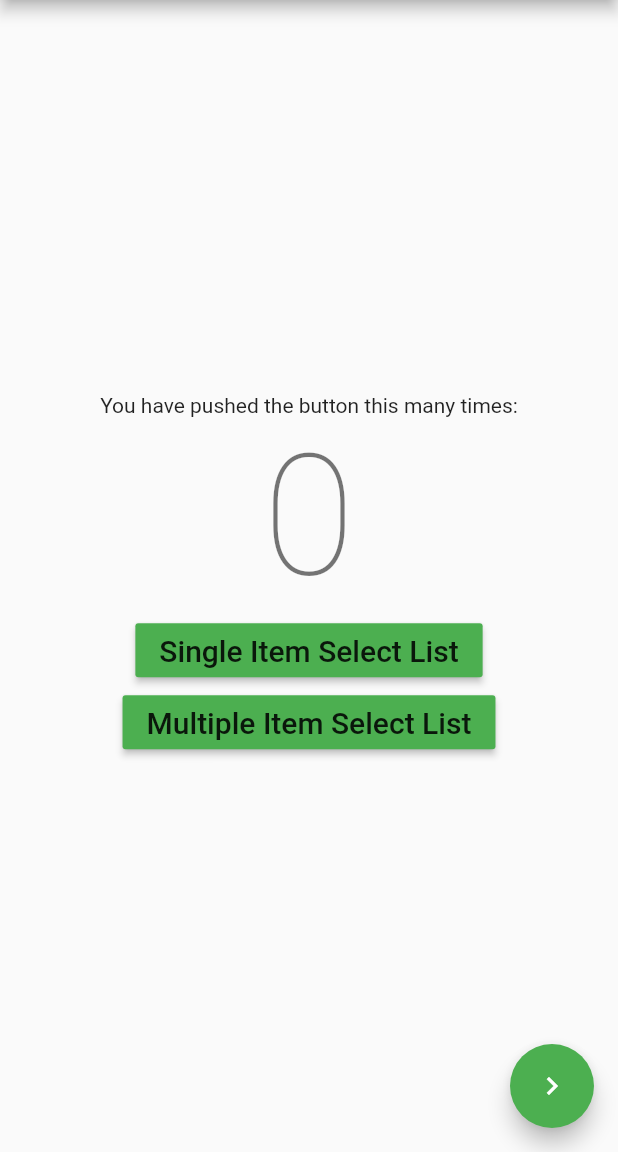
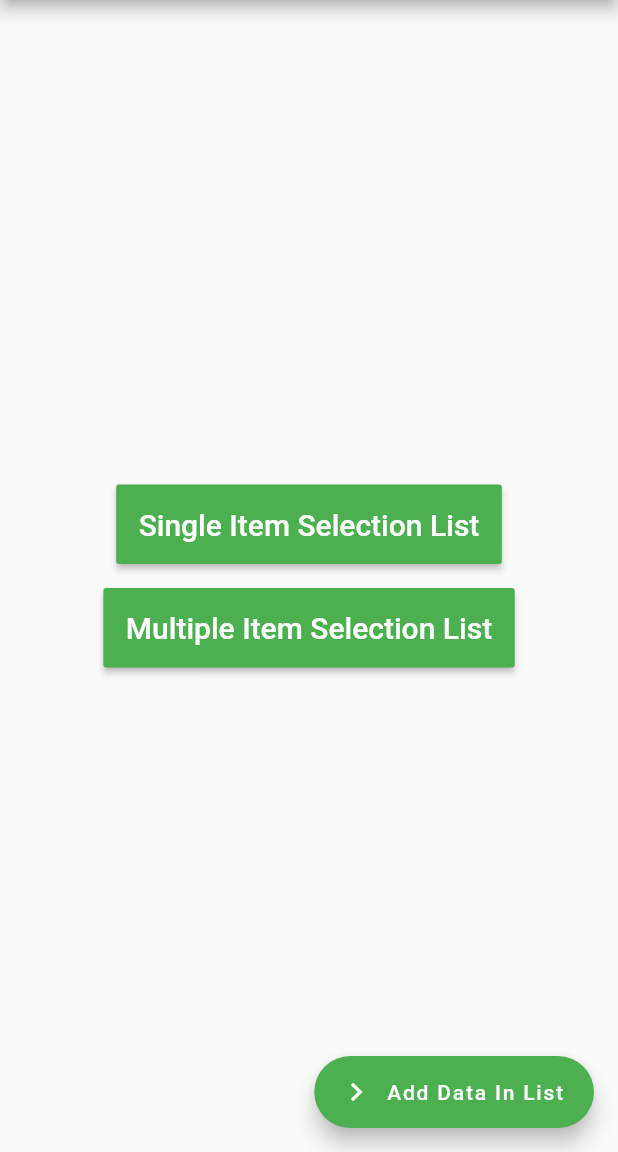
Before and after one commit to afifPathan/FlutterExperiment, a Flutter app: the screen it shows after launch, on a phone screen of 412 x 824 dp, the part 84-1236 px from its top. Run offline on Flutter 3.47's test engine with Material 2 defaults, Android fonts, the phone set to English and light mode, and no system bars; our stand-ins replace fluttertoast; missing offline and left inert: page_view_indicator.

Commit message:
First Commit

```diff
--- a/lib/main.dart
+++ b/lib/main.dart
@@ -1,7 +1,6 @@
 import 'package:flutter/material.dart';
 import 'package:flutter_app/home/ListStoredData.dart';
 import 'package:flutter_app/home/SingleItemSelectionList.dart';
-import 'package:flutter_app/home/ViewPager.dart';
 import 'package:flutter_app/home/MultiItemSelectionList.dart';
 
 void main() => runApp(MyApp());
@@ -13,18 +12,8 @@ class MyApp extends StatelessWidget {
     return MaterialApp(
       title: 'Flutter Demo',
       debugShowCheckedModeBanner: false,
-      theme: ThemeData(
-          // This is the theme of your application.
-          //
-          // Try running your application with "flutter run". You'll see the
-          // application has a blue toolbar. Then, without quitting the app, try
-          // changing the primarySwatch below to Colors.green and then invoke
-          // "hot reload" (press "r" in the console where you ran "flutter run",
-          // or simply save your changes to "hot reload" in a Flutter IDE).
-          // Notice that the counter didn't reset back to zero; the application
-          // is not restarted.
-          primarySwatch: Colors.green,
-          brightness: Brightness.light),
+      theme:
+          ThemeData(primarySwatch: Colors.green, brightness: Brightness.light),
       home: MyHomePage(title: 'Flutter Demo'),
     );
   }
@@ -33,15 +22,6 @@ class MyApp extends StatelessWidget {
 class MyHomePage extends StatefulWidget {
   MyHomePage({Key key, this.title}) : super(key: key);
 
-  // This widget is the home page of your application. It is stateful, meaning
-  // that it has a State object (defined below) that contains fields that affect
-  // how it looks.
-
-  // This class is the configuration for the state. It holds the values (in this
-  // case the title) provided by the parent (in this case the App widget) and
-  // used by the build method of the State. Fields in a Widget subclass are
-  // always marked "final".
-
   final String title;
 
   @override
@@ -49,61 +29,21 @@ class MyHomePage extends StatefulWidget {
 }
 
 class _MyHomePageState extends State<MyHomePage> {
-  int _counter = 0;
-
-  void _incrementCounter() {
-    setState(() {
-      // This call to setState tells the Flutter framework that something has
-      // changed in this State, which causes it to rerun the build method below
-      // so that the display can reflect the updated values. If we changed
-      // _counter without calling setState(), then the build method would not be
-      // called again, and so nothing would appear to happen.
-      _counter++;
-    });
-  }
-
   @override
   Widget build(BuildContext context) {
-    // This method is rerun every time setState is called, for instance as done
-    // by the _incrementCounter method above.
-    //
-    // The Flutter framework has been optimized to make rerunning build methods
-    // fast, so that you can just rebuild anything that needs updating rather
-    // than having to individually change instances of widgets.
     return Scaffold(
       appBar: AppBar(
-        // Here we take the value from the MyHomePage object that was created by
-        // the App.build method, and use it to set our appbar title.
         title: Text(widget.title),
       ),
       body: Center(
-        // Center is a layout widget. It takes a single child and positions it
-        // in the middle of the parent.
         child: Column(
-          // Column is also a layout widget. It takes a list of children and
-          // arranges them vertically. By default, it sizes itself to fit its
-          // children horizontally, and tries to be as tall as its parent.
-          //
-          // Invoke "debug painting" (press "p" in the console, choose the
-          // "Toggle Debug Paint" action from the Flutter Inspector in Android
-          // Studio, or the "Toggle Debug Paint" command in Visual Studio Code)
-          // to see the wireframe for each widget.
-          //
-          // Column has various properties to control how it sizes itself and
-          // how it positions its children. Here we use mainAxisAlignment to
-          // center the children vertically; the main axis here is the vertical
-          // axis because Columns are vertical (the cross axis would be
-          // horizontal).
           mainAxisAlignment: MainAxisAlignment.center,
           children: <Widget>[
-            Text(
-              'You have pushed the button this many times:',
-            ),
-            Text(
-              '$_counter',
-              style: Theme.of(context).textTheme.display4,
-            ),
-            RaisedButton(
+            Padding(
+              padding: const EdgeInsets.all(8.0),
+              child: RaisedButton(
+                textColor: Colors.white,
+                padding: EdgeInsets.all(15.0),
                 onPressed: () {
                   Navigator.push(
                     context,
@@ -111,11 +51,16 @@ class _MyHomePageState extends State<MyHomePage> {
                         builder: (context) => SingleItemSelectionList()),
                   );
                 },
-              child: const Text('Single Item Select List',
+                child: const Text('Single Item Selection List',
                     style: TextStyle(fontSize: 20)),
                 color: Colors.green,
               ),
-            RaisedButton(
+            ),
+            Padding(
+              padding: const EdgeInsets.all(8.0),
+              child: RaisedButton(
+                textColor: Colors.white,
+                padding: EdgeInsets.all(15.0),
                 onPressed: () {
                   Navigator.push(
                     context,
@@ -123,25 +68,24 @@ class _MyHomePageState extends State<MyHomePage> {
                         builder: (context) => MultiItemSelectionList()),
                   );
                 },
-              child: const Text('Multiple Item Select List',
+                child: const Text('Multiple Item Selection List',
                     style: TextStyle(fontSize: 20)),
                 color: Colors.green,
+              ),
             ),
           ],
         ),
       ),
-      floatingActionButton: FloatingActionButton(
-        //onPressed: _incrementCounter,
+      floatingActionButton: FloatingActionButton.extended(
+        icon: Icon(Icons.navigate_next),
+        label: Text("Add Data In List"),
         onPressed: () {
           Navigator.push(
             context,
             MaterialPageRoute(builder: (context) => ListStoredData()),
           );
         },
-        tooltip: 'Increment',
-        child: Icon(Icons.navigate_next),
       ),
-      // This trailing comma makes auto-formatting nicer for build methods.
     );
   }
 }
```
Also changed, not shown: lib/home/ListStoredData.dart (+14 -18 lines). Lines whose indentation alone changed are shown as unchanged.
